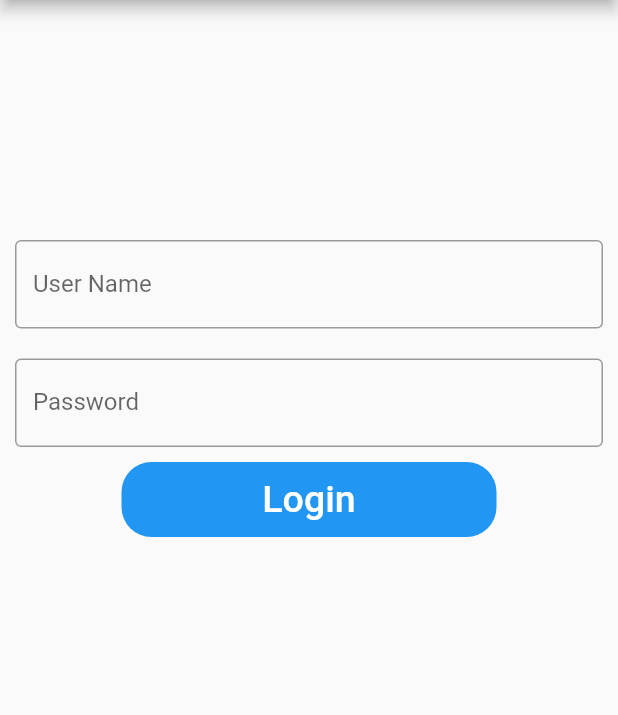
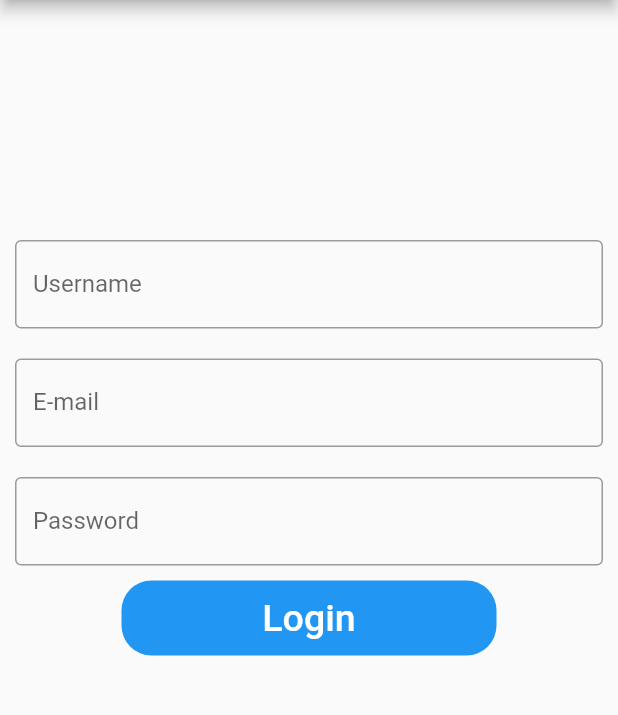
Before and after one commit to metinbeycigim/well_organized, a Flutter app: the screen it shows after launch, on a phone screen of 412 x 824 dp, the part 84-799 px from its top. Run offline on Flutter 3.47's test engine with Material 2 defaults, Android fonts, the phone set to English and light mode, and no system bars; our stand-ins replace firebase_auth, firebase_core, firebase_database, flutter_riverpod, go_router; accounts and stored records are empty.

Commit message:
add product implemented roughly

```diff
--- /dev/null
+++ b/lib/consants/text_editing_controllers.dart
@@ -0,0 +1,14 @@
+import 'package:flutter/material.dart';
+
+class TextEditingControllers {
+  static TextEditingController emailController = TextEditingController();
+  static TextEditingController passwordController = TextEditingController();
+  static TextEditingController userNameController = TextEditingController();
+  static TextEditingController productNameController = TextEditingController();
+  static TextEditingController skuController = TextEditingController();
+  static TextEditingController locationController = TextEditingController();
+  static TextEditingController barcodeController = TextEditingController();
+  static TextEditingController quantityController = TextEditingController();
+  static TextEditingController photoController = TextEditingController();
+
+}
--- /dev/null
+++ b/lib/consants/titles.dart
@@ -0,0 +1,5 @@
+class Titles {
+  static const String appTitle = 'Well Organized';
+  static const String homeScreenTitle = 'Home Page';
+  static const String addProductScreenTitle = 'Add Product';
+}
--- a/lib/models/product_model.dart
+++ b/lib/models/product_model.dart
@@ -5,7 +5,7 @@ class ProductModel {
   String productName;
   String sku;
   String location;
-  int barcode;
+  String barcode;
   int quantity;
   String photo1;
   String? photo2;
@@ -26,8 +26,8 @@ class ProductModel {
     return {
       'userName': userName,
       'productName': productName,
-      'sku': sku,
-      'location': location,
+      'sku': sku.toUpperCase(),
+      'location': location.toUpperCase(),
       'barcode': barcode,
       'quantity': quantity,
       'photo1': photo1,
--- a/lib/screens/home_screen.dart
+++ b/lib/screens/home_screen.dart
@@ -1,5 +1,6 @@
 import 'package:flutter/material.dart';
 import 'package:flutter_riverpod/flutter_riverpod.dart';
+import 'package:well_organized/consants/titles.dart';
 import 'package:well_organized/services/riverpod_service.dart';
 
 import '../widgets/build_elevated_button.dart';
@@ -16,7 +17,7 @@ class _HomeScreenState extends ConsumerState<HomeScreen> {
   Widget build(BuildContext context) {
     return Scaffold(
       appBar: AppBar(
-        title: const Text('HomeScreen'),
+        title: const Text(Titles.homeScreenTitle),
         actions: [
           IconButton(
             onPressed: () async => await ref.read(RiverpodService.firebaseAuthProvider).signOut(),
@@ -31,7 +32,7 @@ class _HomeScreenState extends ConsumerState<HomeScreen> {
           mainAxisAlignment: MainAxisAlignment.spaceAround,
           crossAxisAlignment: CrossAxisAlignment.stretch,
           children: const [
-            BuildElevatedButton('routeNamePlaceholder', 'buttonNamePlaceholder'),
+            BuildElevatedButton('addProduct', 'Add Product'),
             BuildElevatedButton('routeNamePlaceholder', 'buttonNamePlaceholder'),
             BuildElevatedButton('routeNamePlaceholder', 'buttonNamePlaceholder'),
             BuildElevatedButton('routeNamePlaceholder', 'buttonNamePlaceholder'),
--- a/lib/screens/login_screen.dart
+++ b/lib/screens/login_screen.dart
@@ -1,19 +1,22 @@
 import 'package:flutter/material.dart';
 import 'package:flutter_riverpod/flutter_riverpod.dart';
+import 'package:well_organized/consants/text_editing_controllers.dart';
+import 'package:well_organized/consants/titles.dart';
 import 'package:well_organized/services/riverpod_service.dart';
+import 'package:well_organized/widgets/build_text_field.dart';
 
 class LoginScreen extends ConsumerWidget {
   const LoginScreen({super.key});
   @override
   Widget build(BuildContext context, WidgetRef ref) {
-    final TextEditingController emailController = TextEditingController();
-    final TextEditingController passwordController = TextEditingController();
     final signInInstance = ref.read(RiverpodService.firebaseAuthProvider);
 
     return GestureDetector(
       onTap: () => FocusManager.instance.primaryFocus?.unfocus(),
       child: Scaffold(
-        appBar: AppBar(title: const Text('Well Organized')),
+        appBar: AppBar(
+          title: const Text(Titles.appTitle),
+        ),
         body: SingleChildScrollView(
           child: Column(
             children: [
@@ -25,37 +28,30 @@ class LoginScreen extends ConsumerWidget {
                   borderRadius: BorderRadius.circular(200),
                 ),
               ),
-              Padding(
-                padding: const EdgeInsets.all(10),
-                child: TextField(
-                  controller: emailController,
-                  keyboardType: TextInputType.emailAddress,
-                  decoration: const InputDecoration(
-                    border: OutlineInputBorder(),
-                    labelText: 'User Name',
-                    hintText: 'Enter a valid email',
-                  ),
-                ),
-              ),
-              Padding(
-                padding: const EdgeInsets.all(10),
-                child: TextField(
-                  controller: passwordController,
-                  obscureText: true,
-                  decoration: const InputDecoration(
-                    border: OutlineInputBorder(),
-                    labelText: 'Password',
-                    hintText: 'Enter your secure password',
-                  ),
-                ),
-              ),
+              BuildTextField('Username', 'Enter a username', TextEditingControllers.userNameController),
+              BuildTextField('E-mail', 'Enter a valid email', TextEditingControllers.emailController),
+              BuildTextField('Password', 'Enter your secure password', TextEditingControllers.passwordController),
               Container(
                 height: 50,
                 width: 250,
                 decoration: BoxDecoration(color: Colors.blue, borderRadius: BorderRadius.circular(20)),
                 child: TextButton(
-                  onPressed: () async =>
-                      await signInInstance.signIn(emailController.text.trim(), passwordController.text.trim(), context),
+                  onPressed: () async => TextEditingControllers.userNameController.text.isNotEmpty
+                      ? await signInInstance.signIn(
+                          TextEditingControllers.emailController.text.trim(),
+                          TextEditingControllers.passwordController.text.trim(),
+                          TextEditingControllers.userNameController.text.trim(),
+                          context)
+                      : ScaffoldMessenger.of(context).showSnackBar(
+                          SnackBar(
+                            content: const Text('Please enter a username'),
+                            duration: const Duration(seconds: 3),
+                            action: SnackBarAction(
+                              label: 'OK',
+                              onPressed: () {},
+                            ),
+                          ),
+                        ),
                   child: const Text(
                     'Login',
                     style: TextStyle(color: Colors.white, fontSize: 25),
--- a/lib/screens/routes.dart
+++ b/lib/screens/routes.dart
@@ -1,19 +1,25 @@
 import 'package:flutter/material.dart';
 import 'package:go_router/go_router.dart';
+import 'package:well_organized/screens/add_product.dart';
 import 'package:well_organized/screens/home_screen.dart';
 import 'package:well_organized/screens/login_screen.dart';
 
 class Routes extends ChangeNotifier {
   List<GoRoute> get routes => [
         GoRoute(
+          name: 'home',
+          path: '/',
+          builder: (context, state) => const HomeScreen(),
+        ),
+        GoRoute(
           name: 'login',
           path: '/login',
           builder: (context, state) => const LoginScreen(),
         ),
         GoRoute(
-          name: 'home',
-          path: '/',
-          builder: (context, state) => const HomeScreen(),
+          name: 'addProduct',
+          path: '/addProduct',
+          builder: (context, state) => const AddProduct(),
         ),
       ];
 }
--- a/lib/services/firebase_auth_service.dart
+++ b/lib/services/firebase_auth_service.dart
@@ -3,13 +3,14 @@ import 'package:flutter/material.dart';
 
 class FirebaseAuthService {
   late final context;
-  static final _firebaseAuth = FirebaseAuth.instance;
+  // static final firebaseAuth = FirebaseAuth.instance;
+  FirebaseAuth get firebaseAuth => FirebaseAuth.instance;
 
-  Stream<User?> get authStateChange => _firebaseAuth.authStateChanges();
+  Stream<User?> get authStateChange => firebaseAuth.authStateChanges();
 
-  Future<void> signIn(String email, String password, BuildContext context) async {
+  Future<void> signIn(String email, String password, String displayName, BuildContext context) async {
     try {
-      final credential = await _firebaseAuth.signInWithEmailAndPassword(email: email, password: password);
+      final credential = await firebaseAuth.signInWithEmailAndPassword(email: email, password: password).then((value) =>value.user!.updateDisplayName(displayName) );
     } on FirebaseAuthException catch (e) {
       ScaffoldMessenger.of(context).showSnackBar(
         SnackBar(
@@ -25,5 +26,5 @@ class FirebaseAuthService {
     }
   }
 
-  Future<void> signOut() async => await _firebaseAuth.signOut();
+  Future<void> signOut() async => await firebaseAuth.signOut();
 }
--- a/lib/services/firebase_database_service.dart
+++ b/lib/services/firebase_database_service.dart
@@ -1,5 +1,22 @@
+import 'package:firebase_auth/firebase_auth.dart';
 import 'package:firebase_database/firebase_database.dart';
 
+import '../models/product_model.dart';
+
 class FirebaseDatabaseService {
-  static final firebaseDatabase = FirebaseDatabase.instance.ref();
+  static final FirebaseDatabase _firebaseDatabase = FirebaseDatabase.instance;
+  static final DatabaseReference _ref = _firebaseDatabase.ref();
+
+  Future<void> addProduct(ProductModel product) async {
+    final productsRef = _ref.child('Products/${product.sku.toUpperCase()}');
+    await productsRef.push().set(product.toMap());
+  }
+
+  Future<void> addUser(User userName) async {
+    final userRef = _ref.child('Users/$userName');
+    await userRef.push().set({
+      'Username': userName.displayName,
+      'email': userName.email,
+    });
+  }
 }
--- /dev/null
+++ b/lib/widgets/build_text_field.dart
@@ -0,0 +1,23 @@
+import 'package:flutter/material.dart';
+
+class BuildTextField extends StatelessWidget {
+  final String labelText;
+  final String hintText;
+  final TextEditingController textEditingController;
+  const BuildTextField(this.labelText, this.hintText, this.textEditingController, {super.key});
+
+  @override
+  Widget build(BuildContext context) {
+    return Padding(
+      padding: const EdgeInsets.all(10),
+      child: TextField(
+        controller: textEditingController,
+        decoration: InputDecoration(
+          border: const OutlineInputBorder(),
+          labelText: labelText,
+          hintText: hintText,
+        ),
+      ),
+    );
+  }
+}
```
Also changed, not shown: lib/screens/add_product.dart (added, +74 -0 lines).
